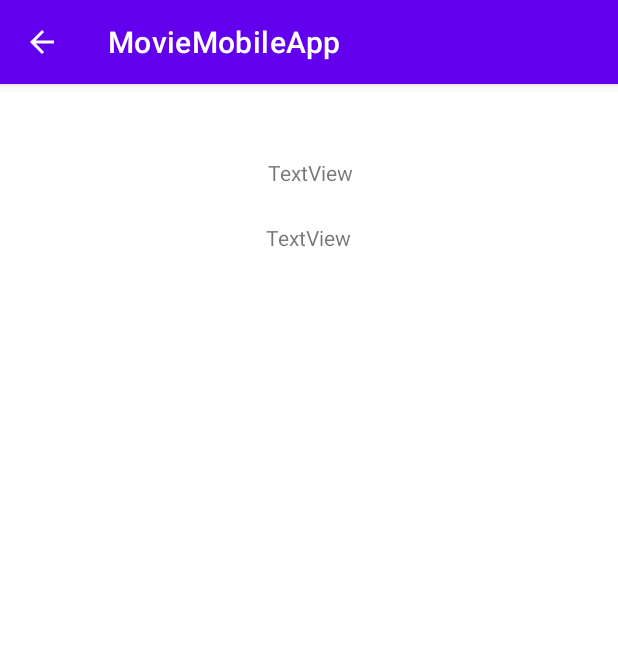
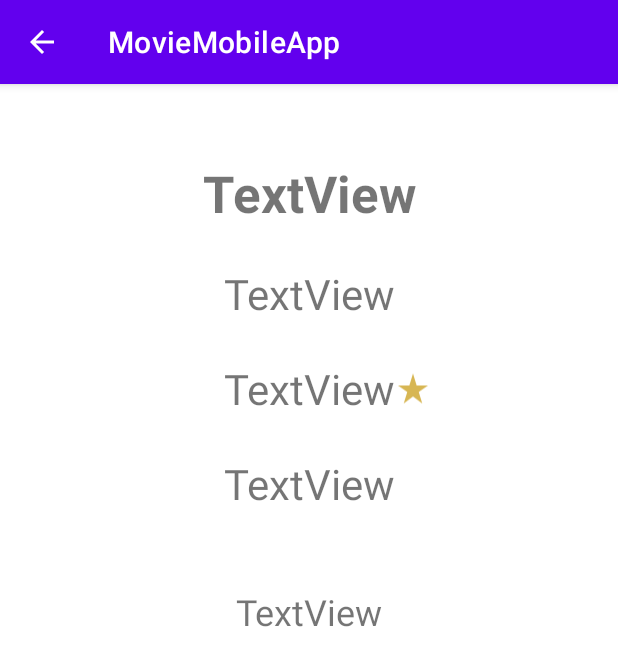
Before and after one commit to PawelRyloWSB/MovieMobileApp, an Android app: the MovieDetails screen opened directly, with no data from a screen before it, on a phone screen of 412 x 824 dp. Shown: the top 666 px of the screen. Run offline under Robolectric (Android 15) with nearby library versions, the phone set to English and light mode, and no system bars; network calls fail; 7 statements that could not run were skipped.

Commit message:
Work on the layout.

```diff
--- a/app/src/main/java/com/example/moviemobileapp/MovieDetails.kt
+++ b/app/src/main/java/com/example/moviemobileapp/MovieDetails.kt
@@ -17,7 +17,10 @@ class MovieDetails : AppCompatActivity() {
         val data = intent.getSerializableExtra("data") as com.example.moviemobileapp.models.Result
 
         println(data.title)
-        binding.movieTitle.setText(data.title)
-        binding.overview.setText(data.overview)
+        binding.movieTitle.text = getString(R.string.orginalTitle, data.title)
+        binding.overview.text = getString(R.string.overview, data.overview)
+        binding.originalLanguage.text = getString(R.string.originalLanguage, data.original_language)
+        binding.voteAverage.text = getString(R.string.vote_average, data.vote_average)
+        binding.releaseDate.text = getString(R.string.release_date, data.release_date)
     }
 }
--- /dev/null
+++ b/app/src/main/res/drawable/star.xml
@@ -0,0 +1,5 @@
+<vector android:height="24dp" android:tint="#D7B653"
+    android:viewportHeight="24" android:viewportWidth="24"
+    android:width="24dp" xmlns:android="http://schemas.android.com/apk/res/android">
+    <path android:fillColor="@android:color/white" android:pathData="M14.43,10l-2.43,-8l-2.43,8l-7.57,0l6.18,4.41l-2.35,7.59l6.17,-4.69l6.18,4.69l-2.35,-7.59l6.17,-4.41z"/>
+</vector>
--- a/app/src/main/res/layout/activity_movie_details.xml
+++ b/app/src/main/res/layout/activity_movie_details.xml
@@ -8,25 +8,73 @@
 
     <TextView
         android:id="@+id/movie_title"
-        android:layout_width="wrap_content"
+        android:layout_width="0dp"
         android:layout_height="wrap_content"
-        android:layout_marginStart="178dp"
-        android:layout_marginTop="49dp"
-        android:layout_marginEnd="176dp"
+        android:layout_marginTop="50dp"
         android:text="TextView"
+        android:textAlignment="center"
+        android:textSize="34sp"
+        android:textStyle="bold"
         app:layout_constraintEnd_toEndOf="parent"
         app:layout_constraintStart_toStartOf="parent"
         app:layout_constraintTop_toTopOf="parent" />
 
     <TextView
         android:id="@+id/overview"
+        android:layout_width="0dp"
+        android:layout_height="wrap_content"
+        android:layout_marginTop="50dp"
+        android:text="TextView"
+        android:textAlignment="center"
+        android:textSize="24sp"
+        app:layout_constraintEnd_toEndOf="parent"
+        app:layout_constraintHorizontal_bias="1.0"
+        app:layout_constraintStart_toStartOf="parent"
+        app:layout_constraintTop_toBottomOf="@+id/releaseDate" />
+
+    <TextView
+        android:id="@+id/originalLanguage"
+        android:layout_width="0dp"
+        android:layout_height="wrap_content"
+        android:layout_marginTop="25dp"
+        android:text="TextView"
+        android:textAlignment="center"
+        android:textSize="28sp"
+        app:layout_constraintEnd_toEndOf="parent"
+        app:layout_constraintHorizontal_bias="0.0"
+        app:layout_constraintStart_toStartOf="parent"
+        app:layout_constraintTop_toBottomOf="@+id/movie_title" />
+
+    <TextView
+        android:id="@+id/voteAverage"
         android:layout_width="wrap_content"
         android:layout_height="wrap_content"
-        android:layout_marginStart="176dp"
-        android:layout_marginTop="24dp"
-        android:layout_marginEnd="177dp"
+        android:layout_marginTop="25dp"
         android:text="TextView"
+        android:textAlignment="center"
+        android:textSize="28sp"
         app:layout_constraintEnd_toEndOf="parent"
         app:layout_constraintStart_toStartOf="parent"
-        app:layout_constraintTop_toBottomOf="@+id/movie_title" />
+        app:layout_constraintTop_toBottomOf="@+id/originalLanguage" />
+
+    <ImageView
+        android:id="@+id/imageView"
+        android:layout_width="24dp"
+        android:layout_height="31dp"
+        app:layout_constraintBottom_toBottomOf="@+id/voteAverage"
+        app:layout_constraintStart_toEndOf="@+id/voteAverage"
+        app:layout_constraintTop_toTopOf="@+id/voteAverage"
+        app:srcCompat="@drawable/star" />
+
+    <TextView
+        android:id="@+id/releaseDate"
+        android:layout_width="0dp"
+        android:layout_height="wrap_content"
+        android:layout_marginTop="25dp"
+        android:text="TextView"
+        android:textAlignment="center"
+        android:textSize="28sp"
+        app:layout_constraintEnd_toEndOf="parent"
+        app:layout_constraintStart_toStartOf="parent"
+        app:layout_constraintTop_toBottomOf="@+id/voteAverage" />
 </androidx.constraintlayout.widget.ConstraintLayout>
--- a/app/src/main/res/layout/movie_card.xml
+++ b/app/src/main/res/layout/movie_card.xml
@@ -7,10 +7,13 @@
     android:orientation="vertical"
     android:paddingBottom="20px"
     >
+
     <TextView
+        android:id="@+id/title"
         android:layout_width="match_parent"
         android:layout_height="wrap_content"
-        android:id="@+id/title"
-        android:textSize="10pt"/>
+        android:textAlignment="center"
+        android:textSize="10pt"
+        android:textStyle="bold|italic" />
 
     </LinearLayout>
--- a/app/src/main/res/values/strings.xml
+++ b/app/src/main/res/values/strings.xml
@@ -1,3 +1,8 @@
 <resources>
     <string name="app_name">MovieMobileApp</string>
+    <string name="originalLanguage">Orginal language: %1$S</string>
+    <string name="orginalTitle">Title: %1$s</string>
+    <string name="overview">Overview:\n%1$s</string>
+    <string name="vote_average">Vote average: %1$.1f</string>
+    <string name="release_date">Release date: %1$s</string>
 </resources>
```
